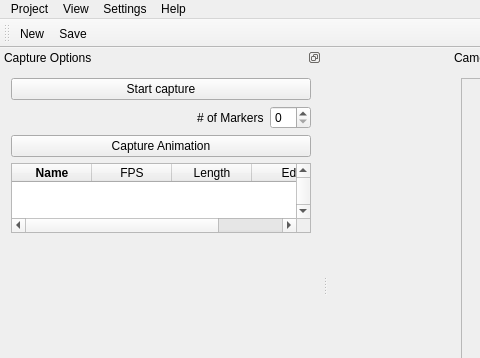
This is WebCamCap2/gui/wccmainwindow.ui in kaajo/WebCamCap as Qt 5 draws it before an edit; both pictures show x 0 to 480 and y 0 to 358 of the 800 by 543 pixel window. The edited form follows.
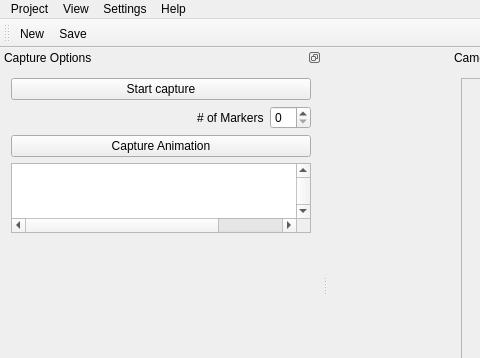
This is the edited form. Icons and pictures are not drawn.

The edit to the form file:
```diff
--- a/WebCamCap2/gui/wccmainwindow.ui
+++ b/WebCamCap2/gui/wccmainwindow.ui
@@ -429,7 +429,7 @@
         <number>4</number>
        </property>
        <attribute name="horizontalHeaderVisible">
-        <bool>true</bool>
+        <bool>false</bool>
        </attribute>
        <attribute name="horizontalHeaderCascadingSectionResizes">
         <bool>true</bool>
```
Left out of the diff: 6 changed lines with no effect on the pictures.
